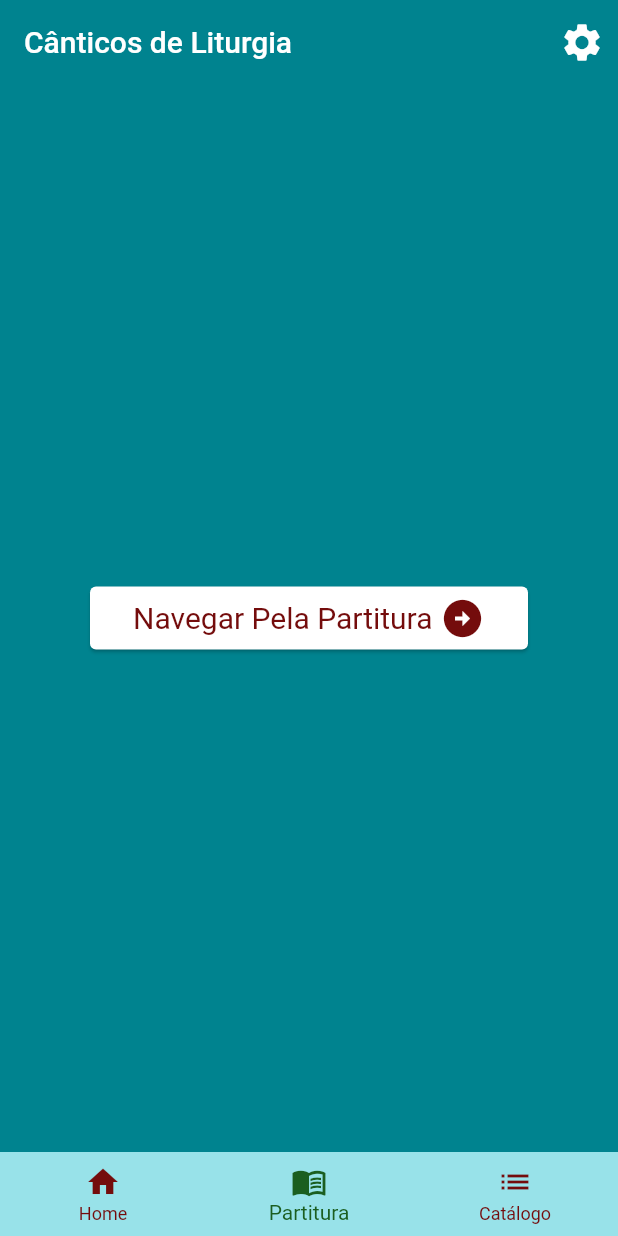
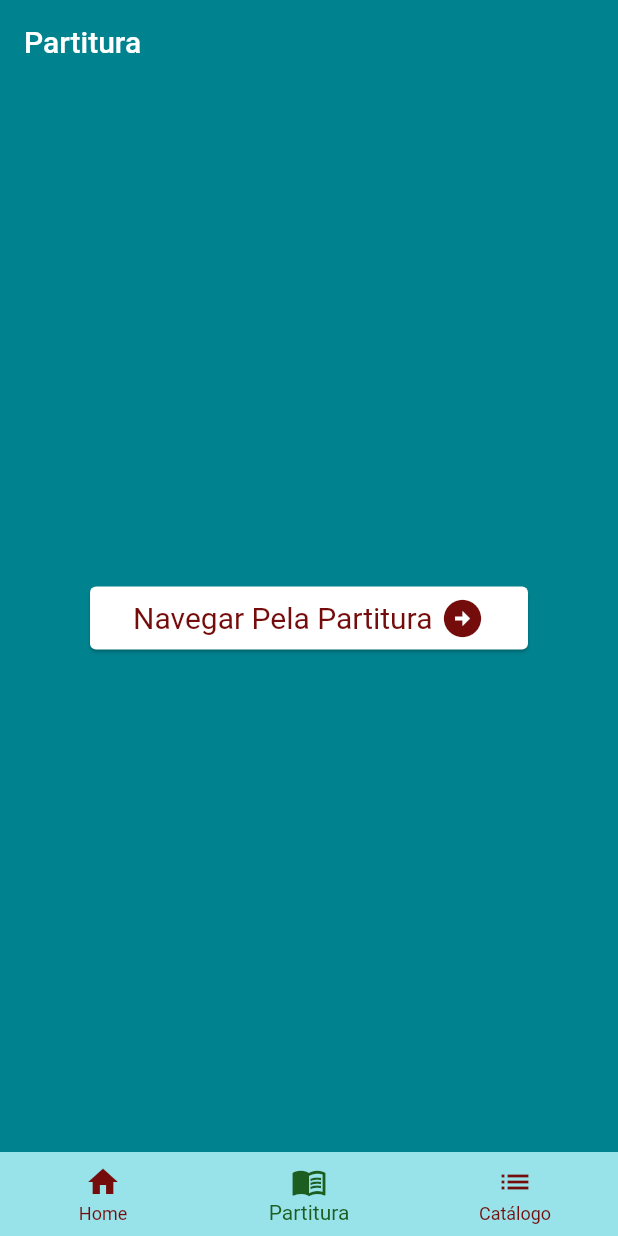
Before and after one commit to ddiasguto/mliturgica, a Flutter app: the screen it shows after launch, item 2 of the bottom bar chosen, on a phone screen of 412 x 824 dp. Run offline on Flutter 3.47's test engine with Material 2 defaults, Android fonts, the phone set to English and light mode, and no system bars.

Commit message:
appbars created

```diff
--- /dev/null
+++ b/lib/components/app_bars.dart
@@ -0,0 +1,27 @@
+import 'package:diasguto/components/manager.dart';
+import 'package:flutter/material.dart';
+
+List<PreferredSizeWidget> appBarOptions = [
+  AppBar(
+    elevation: 0,
+    backgroundColor: Colors.cyan[800],
+    title: const Text(
+      'Cânticos de Liturgia',
+    ),
+    actions: [Policy(), Container()],
+  ),
+  AppBar(
+    elevation: 0,
+    backgroundColor: Colors.cyan[800],
+    title: const Text(
+      'Partitura',
+    ),
+  ),
+  AppBar(
+    elevation: 0,
+    backgroundColor: Colors.cyan[800],
+    title: const Text(
+      'Catálogo',
+    ),
+  )
+];
--- a/lib/main.dart
+++ b/lib/main.dart
@@ -1,5 +1,5 @@
+import 'package:diasguto/components/app_bars.dart';
 import 'package:diasguto/components/home.dart';
-import 'package:diasguto/components/manager.dart';
 import 'package:diasguto/pages/catalogue_page.dart';
 import 'package:diasguto/pages/sheet_page.dart';
 import 'package:diasguto/provider/Maestro.dart';
@@ -57,14 +57,7 @@ class _MyStatefulWidgetState extends State<MyStatefulWidget> {
   Widget build(BuildContext context) {
     return Scaffold(
       backgroundColor: Colors.cyan[800],
-      appBar: AppBar(
-        elevation: 0,
-        backgroundColor: Colors.cyan[800],
-        title: const Text(
-          'Cânticos de Liturgia',
-        ),
-        actions: [Policy(), Container()],
-      ),
+      appBar: appBarOptions.elementAt(_selectedIndex),
       body: Center(
         child: _widgetOptions.elementAt(_selectedIndex),
       ),
```
